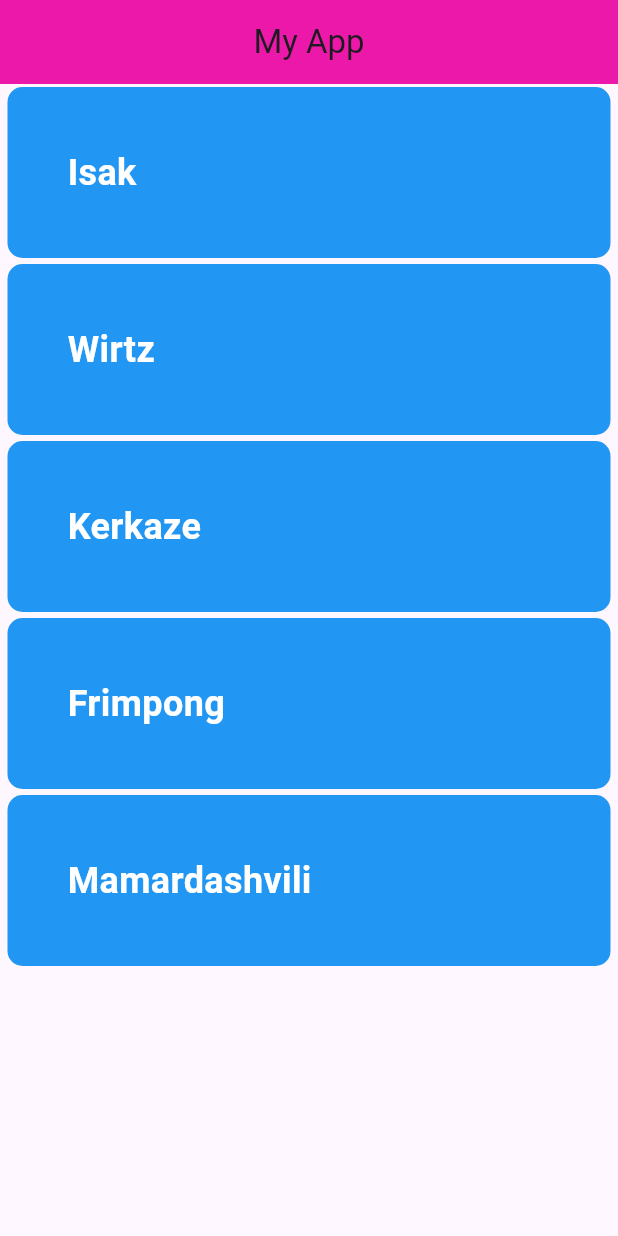
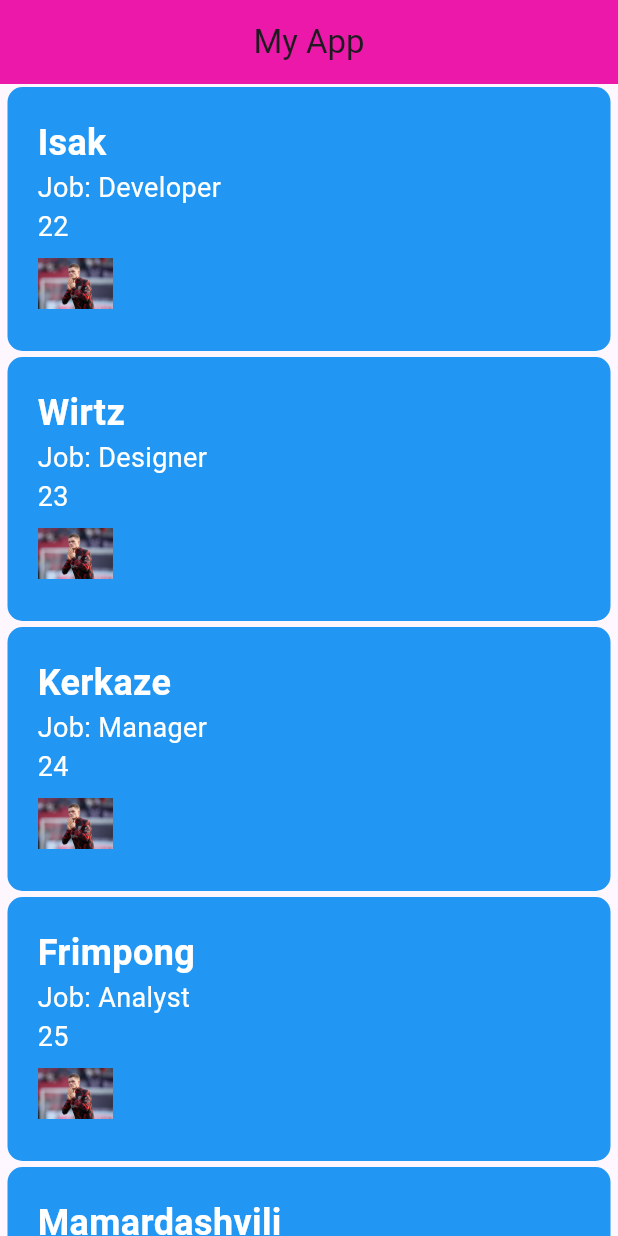
Before and after one commit to L4RZER/learn_flutter_67_2, a Flutter app: the screen it shows after launch, on a phone screen of 412 x 824 dp. Run offline on Flutter 3.47's test engine with Material 3 defaults, Android fonts, the phone set to English and light mode, and no system bars.

Commit message:
Step 11: use a enum

```diff
--- /dev/null
+++ b/lib/models/person.dart
@@ -0,0 +1,85 @@
+// // Step10: make a model for store data
+// class Person {
+//   String name;
+//   int age;
+//   String job;
+
+
+// // Construtor
+// Person({
+//     required this.name,
+//     required this.age,
+//     required this.job,
+//   });
+// }
+// List<Person> personList = [
+//   Person(name: "Isak", age: 22, job: "Developer"),
+//   Person(name: "Wirtz", age: 23, job: "Designer"),
+//   Person(name: "Kerkaze", age: 24, job: "Manager"),
+//   Person(name: "Frimpong", age: 25, job: "Analyst"),
+//   Person(name: "Mamardashvili", age: 26, job: "Tester"),
+// ];
+
+// Step11: use a enum
+import 'package:flutter/material.dart';
+
+enum Job {
+  Developer(
+    title: "Developer",
+    image: "assets/images/fl.jpg",
+    color: Color(0xFF4CAF50) // Green color for Developer
+  ),
+  Designer(
+    title: "Designer",
+    image: "assets/images/fl.jpg",
+    color: Color(0xFF2196F3) // Blue color for Designer
+  ),
+  Manager(
+    title: "Manager",
+    image: "assets/images/fl.jpg",
+    color: Color(0xFFFF9800) // Orange color for Manager
+  ),
+  Analyst(
+    title: "Analyst",
+    image: "assets/images/fl.jpg",
+    color: Color.fromARGB(255, 246, 0, 0) // Red color for Analyst
+  ),
+  Tester(
+    title: "Tester",
+    image: "assets/images/fl.jpg",
+    color: Color.fromARGB(0, 157, 0, 255) // Purple color for Tester
+  );
+
+  final String title;
+  final String image;
+  final Color color;
+  // constuctor
+  const Job({
+    required this.title,
+    required this.image,
+    required this.color,
+  });
+}
+
+
+
+class Person {
+  String name;
+  int age;
+  Job job;
+
+
+// Construtor
+Person({
+    required this.name,
+    required this.age,
+    required this.job,
+  });
+}
+List<Person> personList = [
+  Person(name: "Isak", age: 22, job: Job.Developer),
+  Person(name: "Wirtz", age: 23, job: Job.Designer),
+  Person(name: "Kerkaze", age: 24, job: Job.Manager),
+  Person(name: "Frimpong", age: 25, job: Job.Analyst),
+  Person(name: "Mamardashvili", age: 26, job:  Job.Tester),
+];
--- a/lib/screen/item.dart
+++ b/lib/screen/item.dart
@@ -1,5 +1,5 @@
-// // step8: stateful widget
 import 'package:flutter/material.dart';
+import 'package:learn_flutter_67_2/models/person.dart';
 
 class Item extends StatefulWidget {
   const Item({super.key});
@@ -9,74 +9,59 @@ class Item extends StatefulWidget {
 }
 
 class _ItemState extends State<Item> {
-  int quantity = 10;
-
-// void addQuantity() {
-//     setState(() {
-//       quantity++;
-//     });
-//   }
-
-// void subtractQuantity() {
-//     setState(() {
-//       if (quantity > 0) {
-//         quantity--;
-//       }
-//     });
-//   }
-
-// step 9: Listview widget
-List data = ["Isak", "Wirtz", "Kerkaze", "Frimpong", "Mamardashvili"];
-
   @override
   Widget build(BuildContext context) {
-    // return Center(
-    //   child: Column(
-    //     mainAxisAlignment: MainAxisAlignment.center,
-    //      children: [
-    //       Text(
-    //         "Quantity: $quantity",
-    //         style: const TextStyle(fontSize: 24, fontWeight: FontWeight.bold),
-    //       ),
-    //       const SizedBox(height: 20),
-    //       Row(
-    //         mainAxisAlignment: MainAxisAlignment.center,
-    //         children: [
-    //           ElevatedButton(
-    //             onPressed: addQuantity,
-    //             child: const Text("Add"),
-    //           ),
-    //           const SizedBox(width: 20),
-    //           ElevatedButton(
-    //             onPressed: subtractQuantity,
-    //             child: const Text("Subtract"),
-    //           ),
-    //         ],
-    //       ),
-    //      ],
-    //   ),
-    // );
     return ListView.builder(
+      itemCount: personList.length,
       itemBuilder: (context, index) {
         return Container(
           decoration: BoxDecoration(
             color: Colors.blue,
             borderRadius: BorderRadius.circular(10),
           ),
-          margin: EdgeInsets.symmetric(vertical: 2, horizontal: 5),
-          padding: EdgeInsets.all(40),
-          child: Text(
-            data[index],
-            style: TextStyle(
-              fontSize: 24,
-              color: Colors.white,
-              fontWeight: FontWeight.bold
-            ),
+          margin: const EdgeInsets.symmetric(vertical: 2, horizontal: 5),
+          padding: const EdgeInsets.all(20),
+          child: Row(
+            mainAxisAlignment: MainAxisAlignment.spaceBetween,
+            children: [
+              Column(
+                crossAxisAlignment: CrossAxisAlignment.start,
+                children: [
+                  Text(
+                    personList[index].name,
+                    style: const TextStyle(
+                      fontSize: 24,
+                      color: Colors.white,
+                      fontWeight: FontWeight.bold,
+                    ),
+                  ),
+                  Text(
+                    "Job: ${personList[index].job.title}",
+                    style: const TextStyle(
+                      fontSize: 18,
+                      color: Colors.white,
+                      fontWeight: FontWeight.normal,
+                    ),
+                  ),
+                  Text(
+                    personList[index].age.toString(),
+                    style: const TextStyle(
+                      fontSize: 18,
+                      color: Colors.white,
+                      fontWeight: FontWeight.normal,
+                    ),
+                  ),
+                  Image.asset(
+                    personList[index].job.image,
+                    width: 50,
+                    height: 50,
+                  ),
+                ],
+              ),
+            ],
           ),
         );
-
-    },
-    itemCount: data.length
+      },
     );
   }
 }
```
